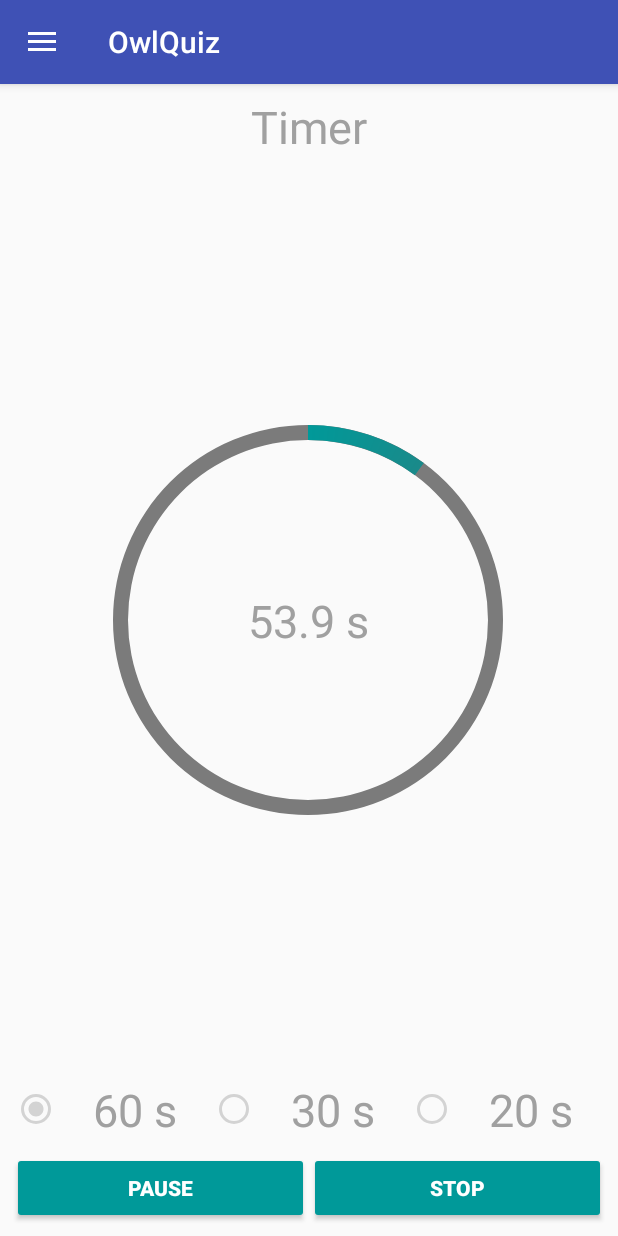
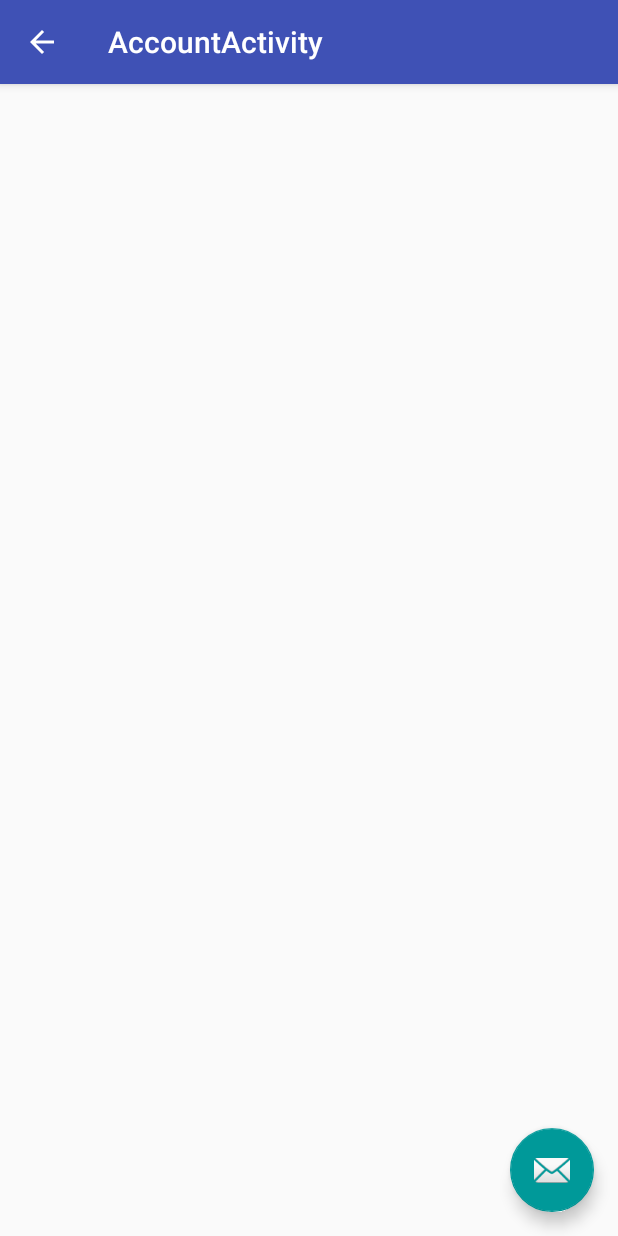
Before and after one commit to vmpay/owlQuiz, an Android app: the screen it shows after launch (MainActivity before the commit, AccountActivity after it), after a tap on "Account", on a phone screen of 412 x 824 dp. Run offline under Robolectric (Android 15) with nearby library versions, the phone set to English and light mode, and no system bars; our stand-ins replace Room's generated code, RxJava; pictures from the network do not load; 2 statements that could not run were skipped; 2 other taps on this screen came first.

Commit message:
Room second commit

```diff
--- a/app/build.gradle
+++ b/app/build.gradle
@@ -40,6 +40,7 @@ dependencies {
     // room
     implementation "android.arch.persistence.room:runtime:1.1.0-beta2"
     implementation "android.arch.persistence.room:rxjava2:1.1.0-beta2"
+    implementation 'com.android.support.constraint:constraint-layout:1.0.2'
     kapt "android.arch.persistence.room:compiler:1.1.0-beta2"
 
     testImplementation "junit:junit:$rootProject.junitVersion"
--- a/app/src/main/java/eu/vmpay/owlquiz/AppController.kt
+++ b/app/src/main/java/eu/vmpay/owlquiz/AppController.kt
@@ -2,6 +2,7 @@ package eu.vmpay.owlquiz
 
 import android.arch.persistence.room.Room
 import android.content.Context
+import eu.vmpay.owlquiz.activities.account.AccountPresenter
 import eu.vmpay.owlquiz.activities.pref.PrefContract
 import eu.vmpay.owlquiz.activities.pref.PrefPresenter
 import eu.vmpay.owlquiz.activities.timer.TimerContract
@@ -47,6 +48,7 @@ class AppController {
     /*---------------------PRESENTERS---------------------*/
     lateinit var prefPresenter: PrefContract.Presenter
     lateinit var timerPresenter: TimerContract.Presenter
+    lateinit var accountPresenter: AccountPresenter
 
     /*---------------------SERVICES---------------------*/
     lateinit var soundPlayer: SoundPlayerContract
@@ -68,10 +70,10 @@ class AppController {
         playersRepository = PlayersRepository(retrofit, appDatabase.userDao())
     }
 
-
     private fun createPresenters() {
         timerPresenter = TimerPresenter(soundPlayer)
         prefPresenter = PrefPresenter()
+        accountPresenter = AccountPresenter(playersRepository)
     }
 
 
--- /dev/null
+++ b/app/src/main/java/eu/vmpay/owlquiz/activities/account/AccountActivity.kt
@@ -0,0 +1,24 @@
+package eu.vmpay.owlquiz.activities.account
+
+import android.os.Bundle
+import android.support.design.widget.Snackbar
+import android.support.v7.app.AppCompatActivity
+import eu.vmpay.owlquiz.R
+
+import kotlinx.android.synthetic.main.activity_account.*
+
+class AccountActivity : AppCompatActivity() {
+
+    override fun onCreate(savedInstanceState: Bundle?) {
+        super.onCreate(savedInstanceState)
+        setContentView(R.layout.activity_account)
+        setSupportActionBar(toolbar)
+
+        fab.setOnClickListener { view ->
+            Snackbar.make(view, "Replace with your own action", Snackbar.LENGTH_LONG)
+                    .setAction("Action", null).show()
+        }
+        supportActionBar?.setDisplayHomeAsUpEnabled(true)
+    }
+
+}
--- /dev/null
+++ b/app/src/main/java/eu/vmpay/owlquiz/activities/account/AccountActivityFragment.kt
@@ -0,0 +1,28 @@
+package eu.vmpay.owlquiz.activities.account
+
+import android.os.Bundle
+import android.support.v4.app.Fragment
+import android.view.LayoutInflater
+import android.view.View
+import android.view.ViewGroup
+import eu.vmpay.owlquiz.AppController
+import eu.vmpay.owlquiz.R
+
+/**
+ * A placeholder fragment containing a simple view.
+ */
+class AccountActivityFragment : Fragment(), AccountContract.View {
+
+    override var isActive: Boolean = false
+        get() = isAdded
+
+    private lateinit var presenter: AccountPresenter
+
+    override fun onCreateView(inflater: LayoutInflater, container: ViewGroup?,
+                              savedInstanceState: Bundle?): View? {
+        val view = inflater.inflate(R.layout.fragment_account, container, false)
+        presenter = AppController.getInstance().accountPresenter
+        presenter.takeView(this)
+        return view
+    }
+}
--- /dev/null
+++ b/app/src/main/java/eu/vmpay/owlquiz/activities/account/AccountContract.kt
@@ -0,0 +1,20 @@
+package eu.vmpay.owlquiz.activities.account
+
+import eu.vmpay.owlquiz.BasePresenter
+import eu.vmpay.owlquiz.BaseView
+
+/**
+ * Created by Andrew on 12/04/2018.
+ */
+interface AccountContract {
+
+    interface View : BaseView<Presenter> {
+
+        var isActive: Boolean
+
+    }
+
+    interface Presenter : BasePresenter<View> {
+
+    }
+}
--- /dev/null
+++ b/app/src/main/java/eu/vmpay/owlquiz/activities/account/AccountPresenter.kt
@@ -0,0 +1,30 @@
+package eu.vmpay.owlquiz.activities.account
+
+import android.util.Log
+import eu.vmpay.owlquiz.repository.PlayersRepository
+import io.reactivex.android.schedulers.AndroidSchedulers
+import io.reactivex.schedulers.Schedulers
+
+/**
+ * Created by Andrew on 12/04/2018.
+ */
+class AccountPresenter(val playersRepository: PlayersRepository) : AccountContract.Presenter {
+
+    private lateinit var accountView: AccountContract.View
+
+    override fun takeView(view: AccountContract.View) {
+        accountView = view
+        playersRepository.searchForPlayer("", "Андрей", "Юрьевич")
+                .observeOn(AndroidSchedulers.mainThread())
+                .subscribeOn(Schedulers.io())
+                .subscribe({ result ->
+                    Log.d("retrofit", "Searching for players size ${result.size}")
+                    result.filter { it.surname == "Ярковой" }.forEach { Log.d("retrofit", "player $it") }
+                }, { error ->
+                    error.printStackTrace()
+                })
+    }
+
+    override fun dropView() {
+    }
+}
--- a/app/src/main/java/eu/vmpay/owlquiz/activities/timer/MainActivity.kt
+++ b/app/src/main/java/eu/vmpay/owlquiz/activities/timer/MainActivity.kt
@@ -10,6 +10,7 @@ import android.util.Log
 import android.view.MenuItem
 import eu.vmpay.owlquiz.AppController
 import eu.vmpay.owlquiz.R
+import eu.vmpay.owlquiz.activities.account.AccountActivity
 import eu.vmpay.owlquiz.activities.pref.PrefActivity
 import eu.vmpay.owlquiz.rest.models.RatingChgkService
 import io.reactivex.android.schedulers.AndroidSchedulers
@@ -72,7 +73,8 @@ class MainActivity : AppCompatActivity(), NavigationView.OnNavigationItemSelecte
         when (item.itemId) {
             R.id.nav_account -> {
 //                searchSomething()
-                searchPlayerFromRepo()
+//                searchPlayerFromRepo()
+                startActivity(Intent(this, AccountActivity::class.java))
             }
             R.id.nav_timer -> {
                 // Nothing to do. We're already here
@@ -91,7 +93,7 @@ class MainActivity : AppCompatActivity(), NavigationView.OnNavigationItemSelecte
     private fun searchSomething() {
         val playerId: Long = 112
         val apiService = RatingChgkService.create()
-        apiService.searchPlayer(playerId)
+        apiService.searchPlayerById(playerId)
                 .observeOn(AndroidSchedulers.mainThread())
                 .subscribeOn(Schedulers.io())
                 .subscribe({ result ->
--- a/app/src/main/java/eu/vmpay/owlquiz/repository/PlayerDao.kt
+++ b/app/src/main/java/eu/vmpay/owlquiz/repository/PlayerDao.kt
@@ -11,7 +11,7 @@ import io.reactivex.Single
 interface PlayerDao {
 
     @Query("SELECT * FROM players  WHERE idplayer IN (:playerId)")
-    fun getPlayers(playerId: Long): Single<List<Player>>
+    fun getPlayersById(playerId: Long): Single<List<Player>>
 
     @Insert(onConflict = OnConflictStrategy.REPLACE)
     fun insert(player: Player)
@@ -19,4 +19,11 @@ interface PlayerDao {
     @Insert(onConflict = OnConflictStrategy.REPLACE)
     fun insertAll(players: List<Player>)
 
+    @Query("SELECT * FROM players WHERE "
+            + "surname LIKE :surname AND "
+            + "name LIKE :name AND "
+            + "patronymic LIKE :patronymic"
+    )
+    fun getPlayersByFullName(surname: String, name: String, patronymic: String): Single<List<Player>>
+
 }
--- a/app/src/main/java/eu/vmpay/owlquiz/rest/models/RatingChgkService.kt
+++ b/app/src/main/java/eu/vmpay/owlquiz/rest/models/RatingChgkService.kt
@@ -6,6 +6,7 @@ import retrofit2.adapter.rxjava2.RxJava2CallAdapterFactory
 import retrofit2.converter.gson.GsonConverterFactory
 import retrofit2.http.GET
 import retrofit2.http.Path
+import retrofit2.http.Query
 
 /**
  * Created by Andrew on 04/04/2018.
@@ -28,6 +29,12 @@ interface RatingChgkService {
     }
 
     @GET("api/players/{userId}")
-    fun searchPlayer(@Path("userId") query: Long): Observable<List<Player>>
+    fun searchPlayerById(@Path("userId") query: Long): Observable<List<Player>>
+
+    @GET("api/players.json/search")
+    fun searchPlayerByFullName(@Query("surname") surname: String,
+                               @Query("name") name: String,
+                               @Query("patronymic") patronymic: String)
+            : Observable<PlayerSearch>
 
 }
--- /dev/null
+++ b/app/src/main/res/layout/activity_account.xml
@@ -0,0 +1,34 @@
+<?xml version="1.0" encoding="utf-8"?>
+<android.support.design.widget.CoordinatorLayout
+	xmlns:android="http://schemas.android.com/apk/res/android"
+	xmlns:app="http://schemas.android.com/apk/res-auto"
+	xmlns:tools="http://schemas.android.com/tools"
+	android:layout_width="match_parent"
+	android:layout_height="match_parent"
+	tools:context="eu.vmpay.owlquiz.activities.account.AccountActivity">
+
+	<android.support.design.widget.AppBarLayout
+		android:layout_width="match_parent"
+		android:layout_height="wrap_content"
+		android:theme="@style/AppTheme.AppBarOverlay">
+
+		<android.support.v7.widget.Toolbar
+			android:id="@+id/toolbar"
+			android:layout_width="match_parent"
+			android:layout_height="?attr/actionBarSize"
+			android:background="?attr/colorPrimary"
+			app:popupTheme="@style/AppTheme.PopupOverlay"/>
+
+	</android.support.design.widget.AppBarLayout>
+
+	<include layout="@layout/content_account"/>
+
+	<android.support.design.widget.FloatingActionButton
+		android:id="@+id/fab"
+		android:layout_width="wrap_content"
+		android:layout_height="wrap_content"
+		android:layout_gravity="bottom|end"
+		android:layout_margin="@dimen/fab_margin"
+		app:srcCompat="@android:drawable/ic_dialog_email"/>
+
+</android.support.design.widget.CoordinatorLayout>
--- /dev/null
+++ b/app/src/main/res/layout/fragment_account.xml
@@ -0,0 +1,10 @@
+<?xml version="1.0" encoding="utf-8"?>
+<android.support.constraint.ConstraintLayout
+	xmlns:android="http://schemas.android.com/apk/res/android"
+	xmlns:tools="http://schemas.android.com/tools"
+	android:layout_width="match_parent"
+	android:layout_height="match_parent"
+	tools:context="eu.vmpay.owlquiz.activities.account.AccountActivityFragment"
+	tools:showIn="@layout/activity_account">
+
+</android.support.constraint.ConstraintLayout>
--- a/app/src/main/res/menu/activity_main_drawer.xml
+++ b/app/src/main/res/menu/activity_main_drawer.xml
@@ -5,10 +5,12 @@
 
 	<group android:checkableBehavior="single">
 		<item
+			android:checkable="false"
 			android:id="@+id/nav_account"
 			android:icon="@drawable/ic_account_box_black_24dp"
 			android:title="@string/account"/>
 		<item
+			android:checked="true"
 			android:id="@+id/nav_timer"
 			android:icon="@drawable/ic_timer_black_24dp"
 			android:title="@string/nav_timer"/>
--- a/app/src/main/res/values/strings.xml
+++ b/app/src/main/res/values/strings.xml
@@ -32,4 +32,5 @@
 	<string name="nav_about">About</string>
 	<string name="tv_empty_name">Hello, stranger!</string>
 	<string name="tv_empty_team">Why don\'t you review Account?</string>
+	<string name="title_activity_account">AccountActivity</string>
 </resources>
```
Also changed, not shown: app/src/main/AndroidManifest.xml (+12 -3 lines), app/src/main/java/eu/vmpay/owlquiz/repository/PlayersRepository.kt (+36 -7 lines), app/src/main/java/eu/vmpay/owlquiz/rest/models/PlayerApiResponses.kt (+21 -2 lines), app/src/main/res/layout/content_account.xml (added, +9 -0 lines).
